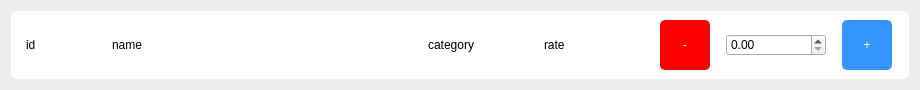
First picture: the form in widget/menu/customWidget/orderitemdata.ui, repository Anmol-A-jain/Dyner-order-client, before the edit.
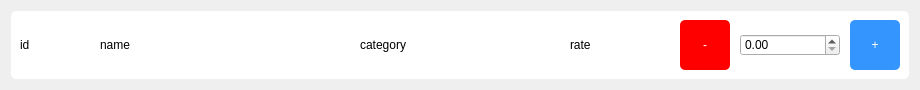
Second picture: the form after the edit.

What changed in the file:
```diff
--- a/widget/menu/customWidget/orderitemdata.ui
+++ b/widget/menu/customWidget/orderitemdata.ui
@@ -7,7 +7,7 @@
     <x>0</x>
     <y>0</y>
     <width>920</width>
-    <height>84</height>
+    <height>86</height>
    </rect>
   </property>
   <property name="windowTitle">
@@ -47,7 +47,7 @@
        <widget class="QLabel" name="lblName">
         <property name="maximumSize">
          <size>
-          <width>300</width>
+          <width>16777215</width>
           <height>16777215</height>
          </size>
         </property>
@@ -60,7 +60,7 @@
        <widget class="QLabel" name="lblCategory">
         <property name="maximumSize">
          <size>
-          <width>100</width>
+          <width>200</width>
           <height>16777215</height>
          </size>
         </property>
```
